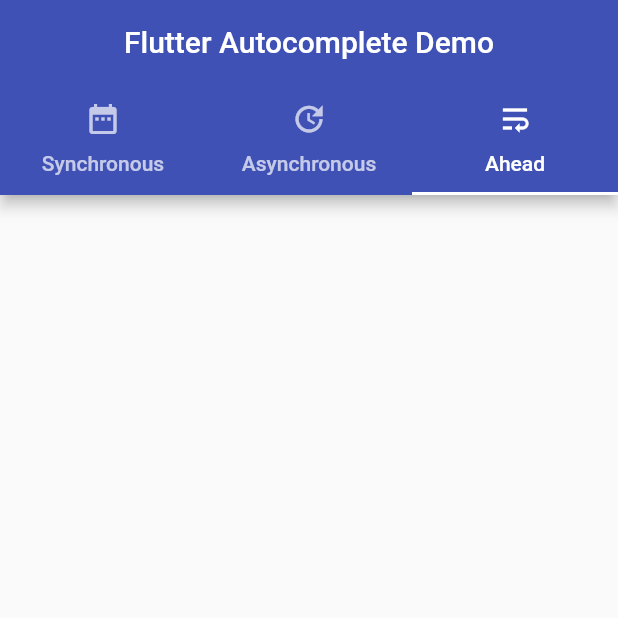
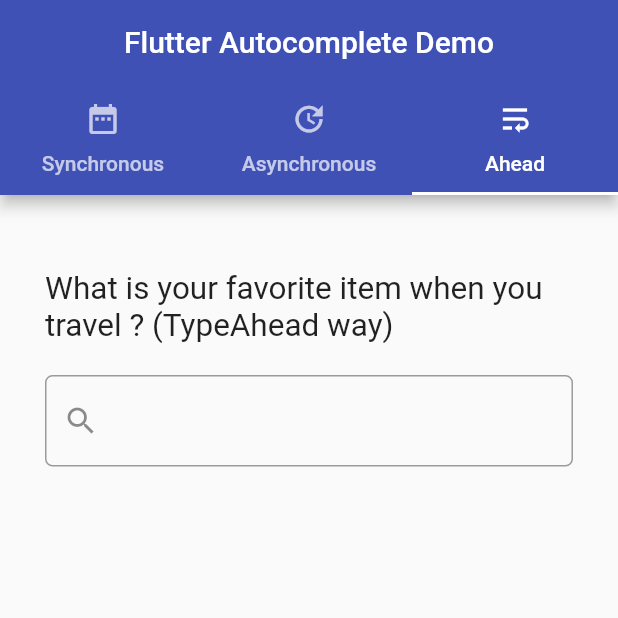
Before and after one commit to PabloBuisson/flutter_autocomplete, a Flutter app: the screen it shows after launch, tab 3 chosen, on a phone screen of 412 x 824 dp, the top half of it. Run offline on Flutter 3.47's test engine with Material 2 defaults, Android fonts, the phone set to English and light mode, and no system bars; drawn by our look-alikes of flutter_typeahead.

Commit message:
add TypeAhead autocomplete example

```diff
--- a/lib/screens/autocomplete_ahead_screen.dart
+++ b/lib/screens/autocomplete_ahead_screen.dart
@@ -1,4 +1,6 @@
 import 'package:flutter/material.dart';
+import 'package:flutter_autocomplete/services/api_datamuse.dart';
+import 'package:flutter_typeahead/flutter_typeahead.dart';
 
 class AutocompleteAheadScreen extends StatefulWidget {
   const AutocompleteAheadScreen({Key? key}) : super(key: key);
@@ -9,8 +11,69 @@
 }
 
 class _AutocompleteAheadScreenState extends State<AutocompleteAheadScreen> {
+  final TextEditingController _typeAheadController = TextEditingController();
+  String? _selectedSuggestion;
+
   @override
   Widget build(BuildContext context) {
-    return Container();
+    return Padding(
+      padding: const EdgeInsets.all(30.0),
+      child: Column(
+        crossAxisAlignment: CrossAxisAlignment.start,
+        children: [
+          const Padding(
+            padding: EdgeInsets.symmetric(vertical: 20.0),
+            child: Text(
+              "What is your favorite item when you travel ? (TypeAhead way)",
+              textScaleFactor: 1.5,
+              textAlign: TextAlign.start,
+            ),
+          ),
+          TypeAheadField<String>(
+            // 💡 add a delay to send a request 500ms after last keystroke
+            // to prevent excessive amount of requests
+            // the duration defaults to 300 milliseconds
+            debounceDuration: const Duration(milliseconds: 500),
+            // UI of the textfield
+            textFieldConfiguration: TextFieldConfiguration(
+              autofocus: true,
+              // to update the text on the textfield with the selected suggestion
+              controller: _typeAheadController,
+              style:
+                  DefaultTextStyle.of(context).style.copyWith(fontSize: 18.0),
+              decoration: InputDecoration(
+                  border: OutlineInputBorder(
+                    borderRadius: BorderRadius.circular(5.0),
+                  ),
+                  prefixIcon: const Icon(Icons.search),
+                  suffixIcon: _selectedSuggestion != null
+                      ? const Icon(Icons.check_box_rounded)
+                      : null),
+            ),
+            suggestionsCallback: (pattern) async {
+              return await ApiDatamuse.getSuggestions(pattern);
+            },
+            suggestionsBoxDecoration: SuggestionsBoxDecoration(
+              color: Theme.of(context).primaryColorLight,
+            ),
+            noItemsFoundBuilder: (context) => const ListTile(
+              title: Text("No item found !"),
+            ),
+            itemBuilder: (context, String suggestion) {
+              return ListTile(
+                leading: const Icon(Icons.star),
+                title: Text(suggestion),
+              );
+            },
+            onSuggestionSelected: (String suggestion) {
+              setState(() {
+                _selectedSuggestion = suggestion;
+              });
+              _typeAheadController.text = suggestion;
+            },
+          ),
+        ],
+      ),
+    );
   }
 }
--- a/pubspec.yaml
+++ b/pubspec.yaml
@@ -35,6 +35,7 @@
   # Use with the CupertinoIcons class for iOS style icons.
   cupertino_icons: ^1.0.2
   http: ^0.13.4
+  flutter_typeahead: ^3.2.5
 
 dev_dependencies:
   flutter_test:
```
Also changed, not shown: pubspec.lock.
